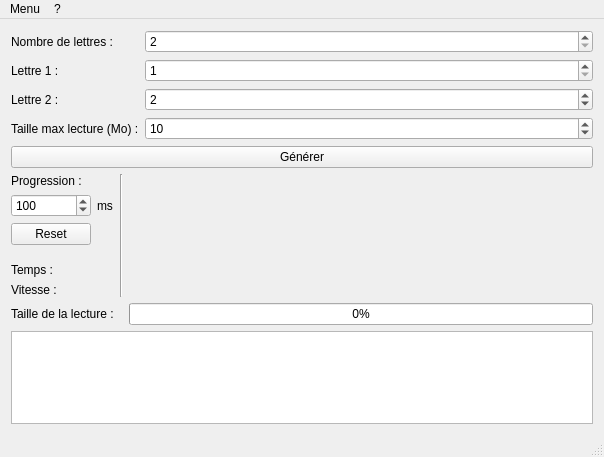
Qt form mainwindow.ui (PJK136/KolakoskiGenerator) before a commit.
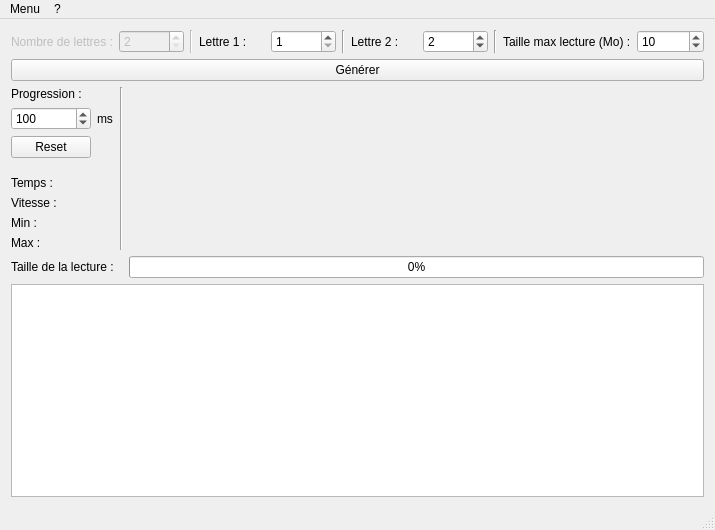
The same form after that commit. Custom widgets are drawn as their Qt base class.

```diff
--- a/mainwindow.ui
+++ b/mainwindow.ui
@@ -6,8 +6,8 @@
    <rect>
     <x>0</x>
     <y>0</y>
-    <width>604</width>
-    <height>457</height>
+    <width>715</width>
+    <height>530</height>
    </rect>
   </property>
   <property name="windowTitle">
@@ -15,81 +15,6 @@
   </property>
   <widget class="QWidget" name="centralWidget">
    <layout class="QGridLayout" name="gridLayout">
-    <item row="1" column="0" colspan="5">
-     <layout class="QFormLayout" name="formLayout">
-      <property name="fieldGrowthPolicy">
-       <enum>QFormLayout::AllNonFixedFieldsGrow</enum>
-      </property>
-      <item row="0" column="0">
-       <widget class="QLabel" name="label_2">
-        <property name="text">
-         <string>Nombre de lettres :</string>
-        </property>
-       </widget>
-      </item>
-      <item row="0" column="1">
-       <widget class="QSpinBox" name="nombreLettres">
-        <property name="minimum">
-         <number>2</number>
-        </property>
-        <property name="value">
-         <number>2</number>
-        </property>
-       </widget>
-      </item>
-      <item row="1" column="0">
-       <widget class="QLabel" name="label_3">
-        <property name="text">
-         <string>Lettre 1 :</string>
-        </property>
-       </widget>
-      </item>
-      <item row="1" column="1">
-       <widget class="QSpinBox" name="lettre_1">
-        <property name="minimum">
-         <number>1</number>
-        </property>
-       </widget>
-      </item>
-      <item row="2" column="0">
-       <widget class="QLabel" name="label_4">
-        <property name="text">
-         <string>Lettre 2 :</string>
-        </property>
-       </widget>
-      </item>
-      <item row="2" column="1">
-       <widget class="QSpinBox" name="lettre_2">
-        <property name="minimum">
-         <number>1</number>
-        </property>
-        <property name="value">
-         <number>2</number>
-        </property>
-       </widget>
-      </item>
-      <item row="3" column="0">
-       <widget class="QLabel" name="label_5">
-        <property name="text">
-         <string>Taille max lecture (Mo) :</string>
-        </property>
-       </widget>
-      </item>
-      <item row="3" column="1">
-       <widget class="QSpinBox" name="limiteLecture">
-        <property name="minimum">
-         <number>1</number>
-        </property>
-        <property name="maximum">
-         <number>2147483647</number>
-        </property>
-        <property name="value">
-         <number>10</number>
-        </property>
-       </widget>
-      </item>
-     </layout>
-    </item>
     <item row="3" column="3" rowspan="5">
      <widget class="QwtPlot" name="progression">
       <property name="sizePolicy">
@@ -100,43 +25,36 @@
       </property>
      </widget>
     </item>
-    <item row="15" column="0" colspan="5">
-     <widget class="QPlainTextEdit" name="sortie">
-      <property name="readOnly">
-       <bool>true</bool>
-      </property>
-     </widget>
-    </item>
-    <item row="14" column="3" colspan="2">
+    <item row="16" column="3" colspan="2">
      <widget class="QProgressBar" name="tailleLecture">
       <property name="value">
        <number>0</number>
       </property>
      </widget>
     </item>
-    <item row="2" column="0" colspan="5">
-     <widget class="QPushButton" name="generer">
-      <property name="text">
-       <string>Générer</string>
+    <item row="3" column="2" rowspan="9">
+     <widget class="Line" name="line">
+      <property name="orientation">
+       <enum>Qt::Vertical</enum>
       </property>
      </widget>
     </item>
-    <item row="3" column="0" colspan="2">
-     <widget class="QLabel" name="label_7">
-      <property name="text">
-       <string>Progression :</string>
-      </property>
-     </widget>
-    </item>
-    <item row="14" column="0" colspan="2">
+    <item row="16" column="0" colspan="2">
      <widget class="QLabel" name="label">
       <property name="text">
        <string>Taille de la lecture :</string>
       </property>
      </widget>
     </item>
-    <item row="3" column="4" rowspan="5">
-     <widget class="QwtPlot" name="difference">
+    <item row="11" column="0">
+     <widget class="QLabel" name="max">
+      <property name="text">
+       <string>Max :</string>
+      </property>
+     </widget>
+    </item>
+    <item row="8" column="3" rowspan="4" colspan="2">
+     <widget class="QwtPlot" name="fonction">
       <property name="sizePolicy">
        <sizepolicy hsizetype="Expanding" vsizetype="Expanding">
         <horstretch>0</horstretch>
@@ -145,6 +63,27 @@
       </property>
      </widget>
     </item>
+    <item row="8" column="0">
+     <widget class="QLabel" name="temps">
+      <property name="text">
+       <string>Temps :</string>
+      </property>
+     </widget>
+    </item>
+    <item row="9" column="0">
+     <widget class="QLabel" name="vitesse">
+      <property name="text">
+       <string>Vitesse :</string>
+      </property>
+     </widget>
+    </item>
+    <item row="5" column="0">
+     <widget class="QPushButton" name="reset">
+      <property name="text">
+       <string>Reset</string>
+      </property>
+     </widget>
+    </item>
     <item row="4" column="0">
      <widget class="QSpinBox" name="rafraichissement">
       <property name="minimum">
@@ -158,6 +97,37 @@
       </property>
      </widget>
     </item>
+    <item row="10" column="0">
+     <widget class="QLabel" name="min">
+      <property name="text">
+       <string>Min :</string>
+      </property>
+     </widget>
+    </item>
+    <item row="3" column="4" rowspan="5">
+     <widget class="QwtPlot" name="difference">
+      <property name="sizePolicy">
+       <sizepolicy hsizetype="Expanding" vsizetype="Expanding">
+        <horstretch>0</horstretch>
+        <verstretch>0</verstretch>
+       </sizepolicy>
+      </property>
+     </widget>
+    </item>
+    <item row="2" column="0" colspan="5">
+     <widget class="QPushButton" name="generer">
+      <property name="text">
+       <string>Générer</string>
+      </property>
+     </widget>
+    </item>
+    <item row="3" column="0" colspan="2">
+     <widget class="QLabel" name="label_7">
+      <property name="text">
+       <string>Progression :</string>
+      </property>
+     </widget>
+    </item>
     <item row="4" column="1">
      <widget class="QLabel" name="label_6">
       <property name="text">
@@ -165,43 +135,114 @@
       </property>
      </widget>
     </item>
-    <item row="5" column="0">
-     <widget class="QPushButton" name="reset">
-      <property name="text">
-       <string>Reset</string>
+    <item row="17" column="0" colspan="5">
+     <widget class="QPlainTextEdit" name="sortie">
+      <property name="readOnly">
+       <bool>true</bool>
       </property>
      </widget>
     </item>
-    <item row="8" column="0">
-     <widget class="QLabel" name="temps">
-      <property name="text">
-       <string>Temps :</string>
-      </property>
-     </widget>
-    </item>
-    <item row="9" column="0">
-     <widget class="QLabel" name="vitesse">
-      <property name="text">
-       <string>Vitesse :</string>
-      </property>
-     </widget>
-    </item>
-    <item row="8" column="3" rowspan="2" colspan="2">
-     <widget class="QwtPlot" name="fonction">
-      <property name="sizePolicy">
-       <sizepolicy hsizetype="Expanding" vsizetype="Expanding">
-        <horstretch>0</horstretch>
-        <verstretch>0</verstretch>
-       </sizepolicy>
-      </property>
-     </widget>
-    </item>
-    <item row="3" column="2" rowspan="7">
-     <widget class="Line" name="line">
-      <property name="orientation">
-       <enum>Qt::Vertical</enum>
-      </property>
-     </widget>
+    <item row="1" column="0" colspan="5">
+     <layout class="QHBoxLayout" name="horizontalLayout">
+      <item>
+       <widget class="QLabel" name="label_2">
+        <property name="enabled">
+         <bool>false</bool>
+        </property>
+        <property name="text">
+         <string>Nombre de lettres :</string>
+        </property>
+       </widget>
+      </item>
+      <item>
+       <widget class="QSpinBox" name="nombreLettres">
+        <property name="enabled">
+         <bool>false</bool>
+        </property>
+        <property name="minimum">
+         <number>2</number>
+        </property>
+        <property name="value">
+         <number>2</number>
+        </property>
+       </widget>
+      </item>
+      <item>
+       <widget class="Line" name="line_2">
+        <property name="enabled">
+         <bool>false</bool>
+        </property>
+        <property name="orientation">
+         <enum>Qt::Vertical</enum>
+        </property>
+       </widget>
+      </item>
+      <item>
+       <widget class="QLabel" name="label_3">
+        <property name="text">
+         <string>Lettre 1 :</string>
+        </property>
+       </widget>
+      </item>
+      <item>
+       <widget class="QSpinBox" name="lettre_1">
+        <property name="minimum">
+         <number>1</number>
+        </property>
+       </widget>
+      </item>
+      <item>
+       <widget class="Line" name="line_3">
+        <property name="orientation">
+         <enum>Qt::Vertical</enum>
+        </property>
+       </widget>
+      </item>
+      <item>
+       <widget class="QLabel" name="label_4">
+        <property name="text">
+         <string>Lettre 2 :</string>
+        </property>
+       </widget>
+      </item>
+      <item>
+       <widget class="QSpinBox" name="lettre_2">
+        <property name="minimum">
+         <number>1</number>
+        </property>
+        <property name="value">
+         <number>2</number>
+        </property>
+       </widget>
+      </item>
+      <item>
+       <widget class="Line" name="line_4">
+        <property name="orientation">
+         <enum>Qt::Vertical</enum>
+        </property>
+       </widget>
+      </item>
+      <item>
+       <widget class="QLabel" name="label_5">
+        <property name="text">
+         <string>Taille max lecture (Mo) :</string>
+        </property>
+       </widget>
+      </item>
+      <item>
+       <widget class="QSpinBox" name="limiteLecture">
+        <property name="minimum">
+         <number>1</number>
+        </property>
+        <property name="maximum">
+         <number>100000</number>
+        </property>
+        <property name="value">
+         <number>10</number>
+        </property>
+       </widget>
+      </item>
+     </layout>
     </item>
    </layout>
   </widget>
@@ -210,7 +251,7 @@
     <rect>
      <x>0</x>
      <y>0</y>
-     <width>604</width>
+     <width>715</width>
      <height>22</height>
     </rect>
    </property>
```
